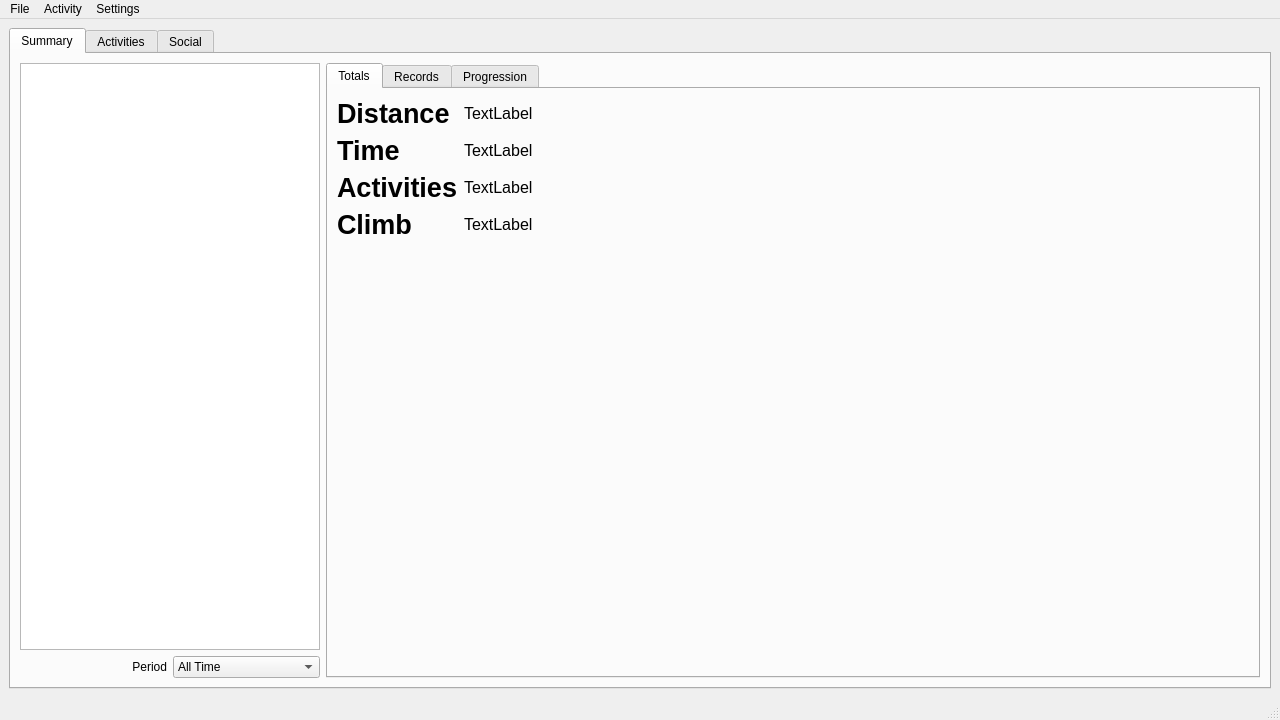
This is resources/ui/main.ui in TomFryers/activate as Qt 5 draws it before an edit. The edited form follows.
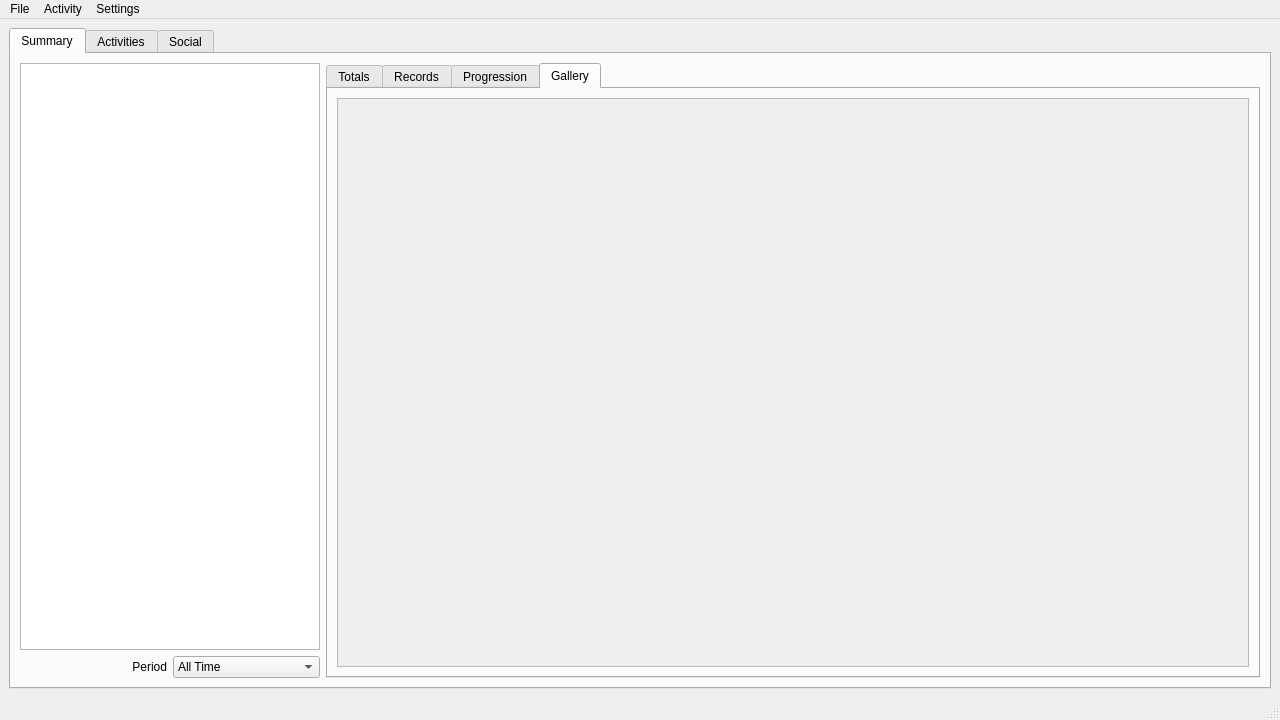
This is the edited form. The open tabs and pages were chosen to show the change. Custom widgets are drawn as their Qt base class.

Commit message:
Add gallery tab
This shows photos from all relevant activities

The edit to the form file:
```diff
--- a/resources/ui/main.ui
+++ b/resources/ui/main.ui
@@ -219,6 +219,31 @@
             </item>
            </layout>
           </widget>
+          <widget class="QWidget" name="gallery_tab">
+           <attribute name="title">
+            <string>Gallery</string>
+           </attribute>
+           <layout class="QVBoxLayout" name="verticalLayout_4">
+            <item>
+             <widget class="QScrollArea" name="gallery_scroll_area">
+              <property name="widgetResizable">
+               <bool>true</bool>
+              </property>
+              <widget class="Gallery" name="gallery">
+               <property name="geometry">
+                <rect>
+                 <x>0</x>
+                 <y>0</y>
+                 <width>597</width>
+                 <height>557</height>
+                </rect>
+               </property>
+               <layout class="QVBoxLayout" name="verticalLayout_3"/>
+              </widget>
+             </widget>
+            </item>
+           </layout>
+          </widget>
          </widget>
         </item>
        </layout>
@@ -480,6 +505,12 @@
    <extends>QTableWidget</extends>
    <header>activate/app/tables.h</header>
   </customwidget>
+  <customwidget>
+   <class>Gallery</class>
+   <extends>QWidget</extends>
+   <header>activate/app/photos.h</header>
+   <container>1</container>
+  </customwidget>
  </customwidgets>
  <resources/>
  <connections>
```
The commit also changes 3 other files.
